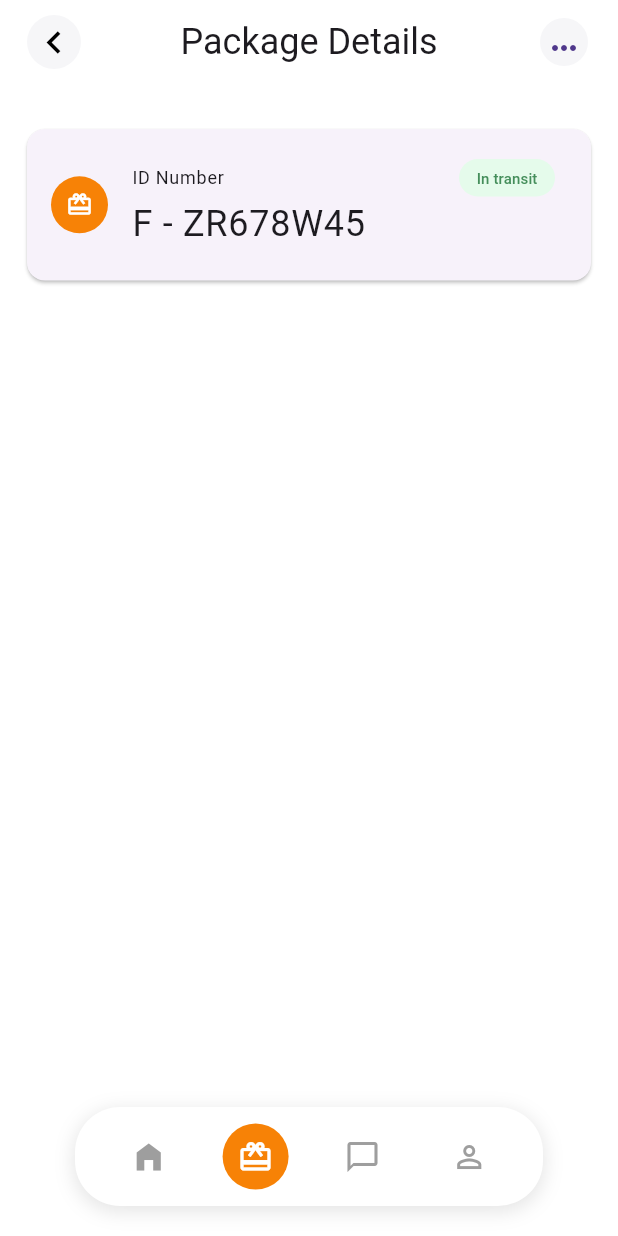
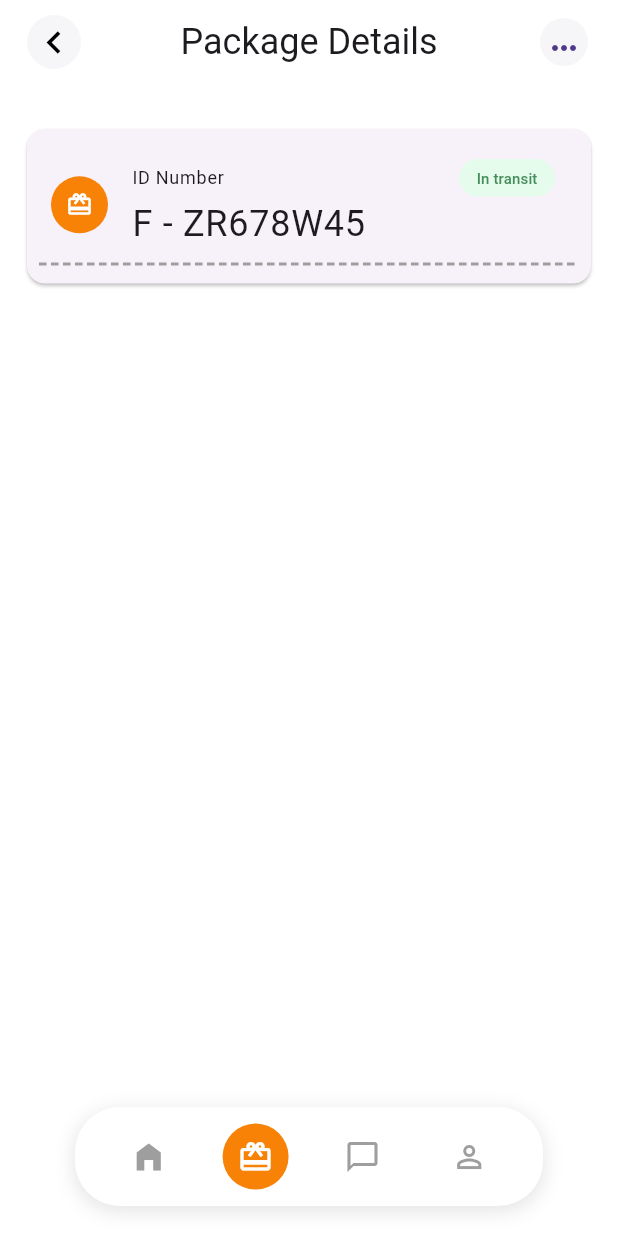
Before and after one commit to Atinuke-Manuels/Dev_Foundry2, a Flutter app: the screen it shows after launch, item 2 of the bottom bar chosen, on a phone screen of 412 x 824 dp. Run offline on Flutter 3.47's test engine with Material 3 defaults, Android fonts, the phone set to English and light mode, and no system bars.

```diff
--- /dev/null
+++ b/lib/ui_components/widgets/package_detaila_widgets/dashed_divider.dart
@@ -0,0 +1,39 @@
+import 'package:flutter/material.dart';
+
+class DashedDivider extends StatelessWidget {
+  final Color color;
+  final double dashWidth;
+  final double dashHeight;
+  final double dashSpacing;
+
+  const DashedDivider({
+    Key? key,
+    this.color = Colors.grey,
+    this.dashWidth = 5,
+    this.dashHeight = 2,
+    this.dashSpacing = 3,
+  }) : super(key: key);
+
+  @override
+  Widget build(BuildContext context) {
+    return SizedBox(
+      height: dashHeight,
+      child: LayoutBuilder(
+        builder: (context, constraints) {
+          final dashCount = (constraints.maxWidth / (dashWidth + dashSpacing)).floor();
+          return Row(
+            mainAxisAlignment: MainAxisAlignment.center,
+            children: List.generate(dashCount, (index) {
+              return Container(
+                width: dashWidth,
+                height: dashHeight,
+                color: color,
+                margin: EdgeInsets.only(right: dashSpacing),
+              );
+            }),
+          );
+        },
+      ),
+    );
+  }
+}
--- a/lib/ui_components/widgets/package_detaila_widgets/package_details_top_card.dart
+++ b/lib/ui_components/widgets/package_detaila_widgets/package_details_top_card.dart
@@ -4,6 +4,7 @@ import 'package:dev_foundry_task/ui_components/widgets/home_screen_widgets/small
 import 'package:flutter/material.dart';
 
 import '../../../constants/constants.dart';
+import 'dashed_divider.dart';
 
 class PackageDetailsTopCard extends StatelessWidget {
   const PackageDetailsTopCard({super.key});
@@ -32,6 +33,10 @@ class PackageDetailsTopCard extends StatelessWidget {
                   Text(strings.idNumber, style: TextStyle(fontSize: extraLargeFontSize),overflow: TextOverflow.ellipsis),
                 ],
               ),
+            ),
+            Padding(
+              padding: const EdgeInsets.symmetric(horizontal: 8),
+              child: DashedDivider(color: colorGrey),
             )
           ],
         ),
```
